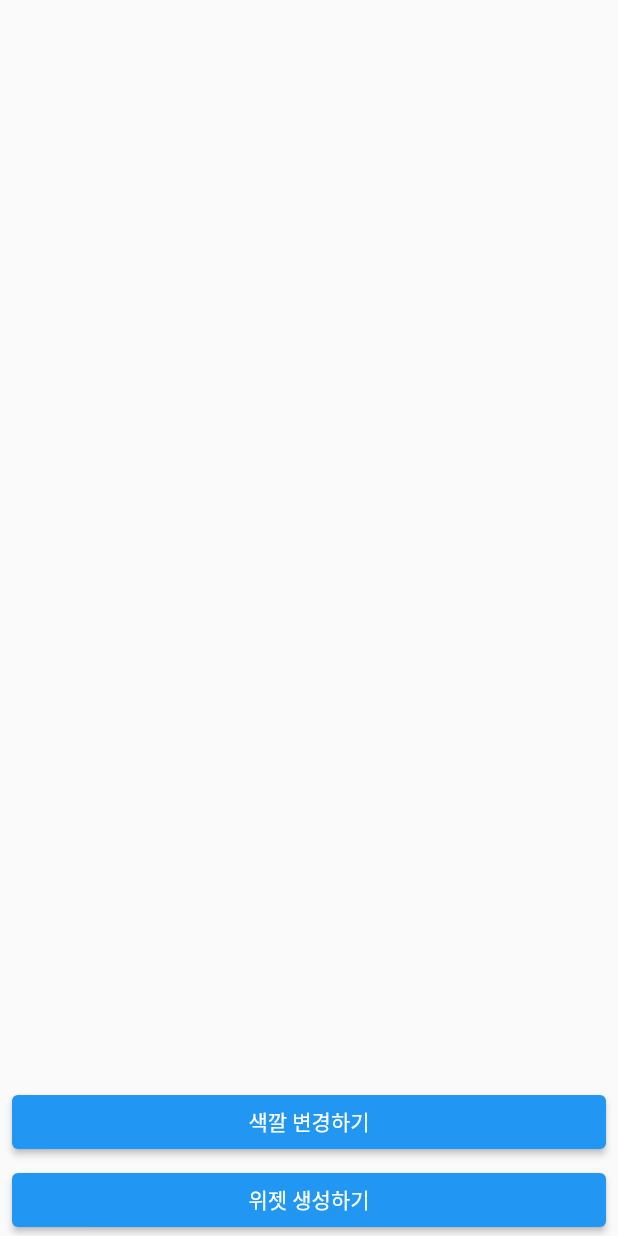
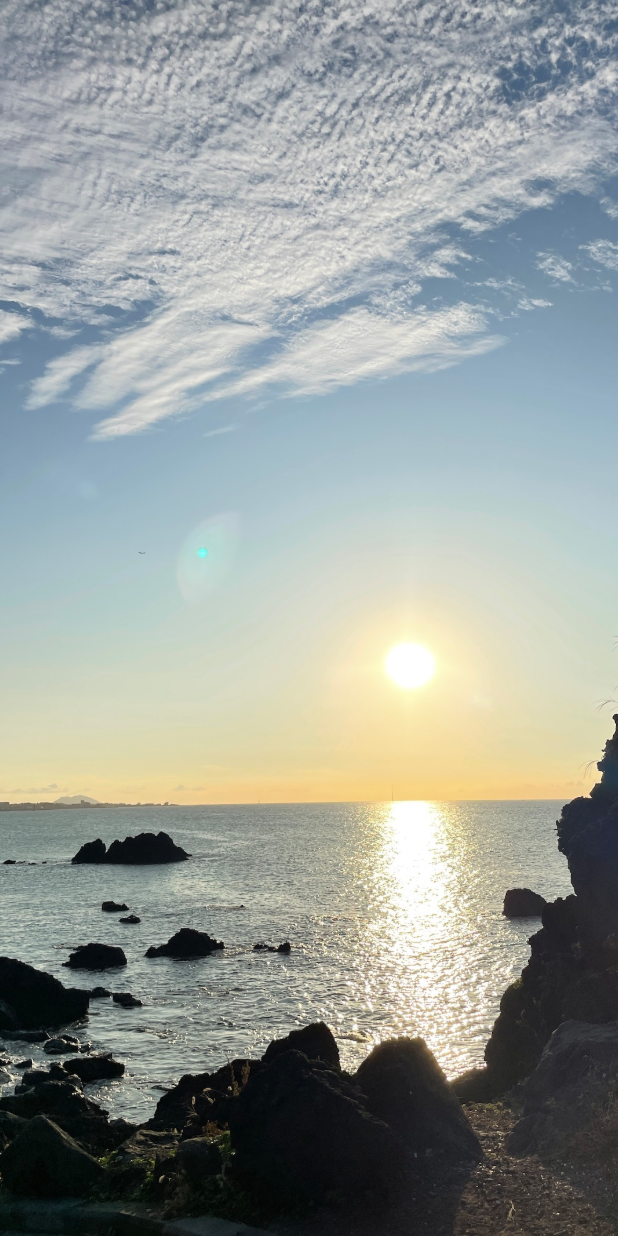
Before and after one commit to Jong-Yu/flutter_splash_screen, a Flutter app: the screen it shows after launch, on a phone screen of 412 x 824 dp. Run offline on Flutter 3.47's test engine with Material 2 defaults, Android fonts, the phone set to English and light mode, and no system bars; our stand-ins replace webview_flutter.

Commit message:
feat: Image Carousel 생성해보기
1. PageView
2. Timer
3. SyatemChrome

```diff
--- a/lib/main.dart
+++ b/lib/main.dart
@@ -1,95 +1,8 @@
 import 'package:flutter/material.dart';
-import 'package:hello_world/screen/stateful_widget.dart';
+import 'package:hello_world/screen/image_carousel.dart';
 
 void main() {
-  // Flutter 프레임워크가
-  // 앱을 실행할 준비가 될떄까지 기다린다.
-  WidgetsFlutterBinding.ensureInitialized();
-
   runApp(MaterialApp(
-    home: Root(),
+    home: ImageCarousel(),
   ));
 }
-
-class Root extends StatefulWidget {
-  const Root({Key? key}) : super(key: key);
-
-  @override
-  _RootState createState() => _RootState();
-}
-
-class _RootState extends State<Root> {
-  Color color = Colors.blue;
-  bool show = false;
-
-  @override
-  Widget build(BuildContext context) {
-    return Scaffold(
-      body: SafeArea(
-        child: Padding(
-          padding: const EdgeInsets.symmetric(horizontal: 8.0),
-          child: Column(
-            children: [
-              Expanded(
-                child: Center(
-                  child: show
-                      ? Stateful(
-                          color: color,
-                        )
-                      : Container(),
-                ),
-              ),
-              Column(
-                crossAxisAlignment: CrossAxisAlignment.stretch,
-                children: [
-                  ElevatedButton(
-                    onPressed: () {
-                      setState(() {
-                        color = color == Colors.red ? Colors.blue : Colors.red;
-                      });
-                    },
-                    child: Text(
-                      '색깔 변경하기',
-                    ),
-                  ),
-                  const SizedBox(height: 4.0),
-                  ElevatedButton(
-                    onPressed: () {
-                      setState(() {
-                        show = !show;
-                      });
-                    },
-                    child: Text(
-                      !show ? '위젯 생성하기' : '위젯 삭제하기',
-                    ),
-                  ),
-                ],
-              ),
-            ],
-          ),
-        ),
-      ),
-    );
-  }
-}
-
-// Splash Screen
-// class HomeScreen extends StatelessWidget {
-//   @override
-//   Widget build(BuildContext context) {
-//     return Scaffold(
-//       backgroundColor: Color(0xFFF99231),
-//       body: Column(
-//         mainAxisAlignment: MainAxisAlignment.center,
-//         children: [
-//           Image.asset(
-//             'asset/img/logo.png',
-//           ),
-//           CircularProgressIndicator(
-//             color: Colors.white,
-//           ),
-//         ],
-//       ),
-//     );
-//   }
-// }
--- /dev/null
+++ b/lib/screen/image_carousel.dart
@@ -0,0 +1,62 @@
+import 'dart:async';
+import 'package:flutter/material.dart';
+import 'package:flutter/services.dart';
+
+class ImageCarousel extends StatefulWidget {
+  const ImageCarousel({super.key});
+
+  @override
+  State<ImageCarousel> createState() => _ImageCarouselState();
+}
+
+class _ImageCarouselState extends State<ImageCarousel> {
+  Timer? timer;
+  PageController controller = PageController(
+    initialPage: 0,
+  );
+
+  @override
+  void initState() {
+    super.initState();
+
+    timer = Timer.periodic(
+      Duration(seconds: 4),
+      (timer) {
+        int currentPage = controller.page!.toInt();
+        int nextPage = currentPage + 1;
+
+        if (nextPage > 4) nextPage = 0;
+
+        controller.animateToPage(
+          nextPage,
+          duration: Duration(milliseconds: 400),
+          curve: Curves.linear,
+        );
+      },
+    );
+  }
+
+  @override
+  void dispose() {
+    controller.dispose();
+    if (timer != null) timer!.cancel();
+
+    super.dispose();
+  }
+
+  @override
+  Widget build(BuildContext context) {
+    SystemChrome.setSystemUIOverlayStyle(SystemUiOverlayStyle.light);
+    return Scaffold(
+      body: PageView(
+        controller: controller,
+        children: [1, 2, 3, 4, 5]
+            .map((e) => Image.asset(
+                  'asset/img/image_$e.jpeg',
+                  fit: BoxFit.cover,
+                ))
+            .toList(),
+      ),
+    );
+  }
+}
```
Also changed, not shown: asset/img/image_1.jpeg (added), asset/img/image_2.jpeg (added), asset/img/image_3.jpeg (added), asset/img/image_4.jpeg (added), asset/img/image_5.jpeg (added), 1 other file.
